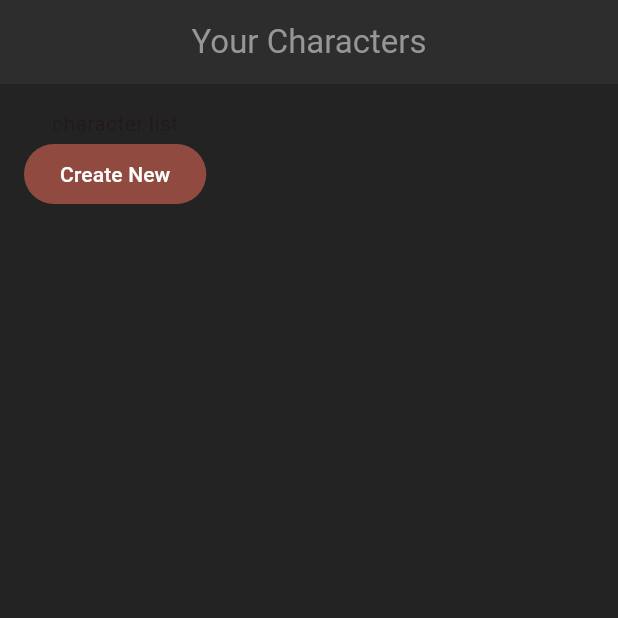
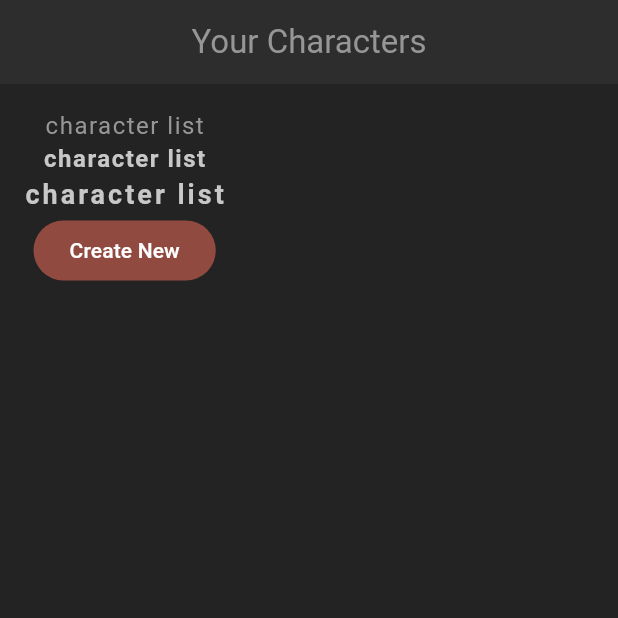
Before and after one commit to hanankadry/characters_cards, a Flutter app: the screen it shows after launch, on a phone screen of 412 x 824 dp, the top half of it. Run offline on Flutter 3.47's test engine with Material 3 defaults, Android fonts, the phone set to English and light mode, and no system bars.

Commit message:
updating themes

```diff
--- a/lib/screens/home/home.dart
+++ b/lib/screens/home/home.dart
@@ -17,6 +17,14 @@
         child: Column(
           children: [
             const Text('character list'),
+            Text(
+              'character list',
+              style: Theme.of(context).textTheme.headlineMedium,
+            ),
+            Text(
+              'character list',
+              style: Theme.of(context).textTheme.titleMedium,
+            ),
 
             FilledButton(
               onPressed: () {
```
Also changed, not shown: lib/theme.dart (+21 -0 lines).
